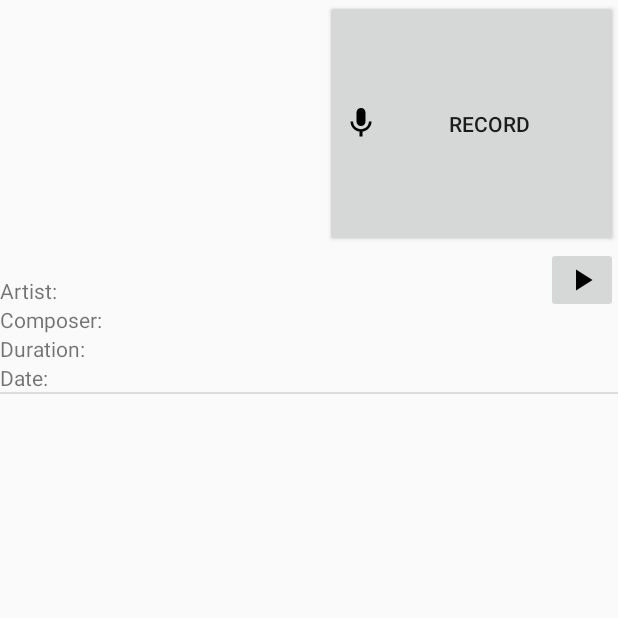
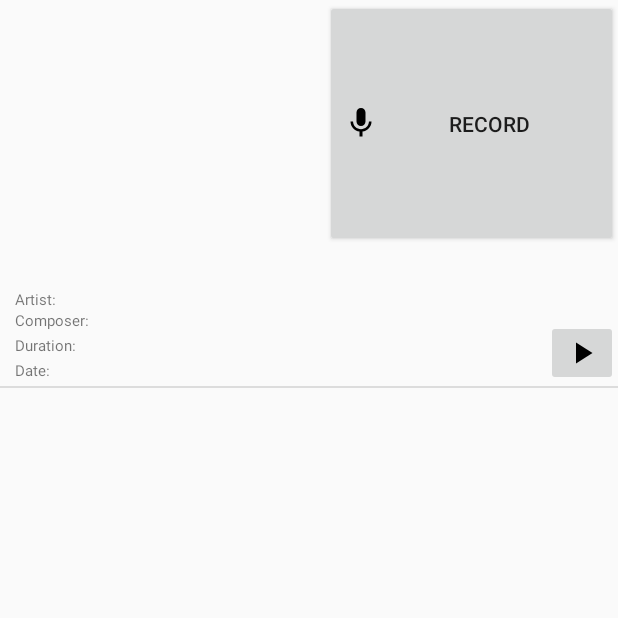
Before and after one commit to rootmos/audio-journal, an Android app: the screen it shows after launch (MainActivity), on a phone screen of 412 x 824 dp, the top half of it. Run offline under Robolectric (Android 15) with nearby library versions, the phone set to English and light mode, and no system bars; libraries missing offline, so code that uses them is left out: com.amazonaws.auth, com.amazonaws.regions, com.amazonaws.services, net.sourceforge.javaflacencoder; 12 statements that could not run were skipped.

Commit message:
Add a little style polish to the sound item layout

```diff
--- a/android/app/src/main/res/layout/sounds_item.xml
+++ b/android/app/src/main/res/layout/sounds_item.xml
@@ -17,11 +17,15 @@
         <TextView
             android:id="@+id/title"
             android:layout_width="wrap_content"
-            android:layout_height="wrap_content" />
+            android:layout_height="wrap_content"
+            android:textSize="16sp" />
 
         <TableLayout
+            android:paddingLeft="10dp"
+            android:paddingTop="3dp"
+            android:paddingBottom="3dp"
             android:layout_width="wrap_content"
-            android:layout_height="wrap_content">
+            android:layout_height="wrap_content" >
 
             <TableRow
                 android:layout_width="match_parent"
@@ -29,12 +33,14 @@
 
                 <TextView
                     android:id="@+id/artistLabel"
+                    style="@style/metadata_label"
                     android:layout_width="wrap_content"
                     android:layout_height="wrap_content"
                     android:text="@string/artist_label" />
 
                 <TextView
                     android:id="@+id/artist"
+                    style="@style/metadata_content"
                     android:layout_width="wrap_content"
                     android:layout_height="match_parent" />
             </TableRow>
@@ -45,12 +51,14 @@
 
                 <TextView
                     android:id="@+id/composerLabel"
+                    style="@style/metadata_label"
                     android:layout_width="wrap_content"
                     android:layout_height="wrap_content"
                     android:text="@string/composer_label" />
 
                 <TextView
                     android:id="@+id/composer"
+                    style="@style/metadata_content"
                     android:layout_width="wrap_content"
                     android:layout_height="wrap_content" />
             </TableRow>
@@ -61,12 +69,14 @@
 
                 <TextView
                     android:id="@+id/durationLabel"
+                    style="@style/metadata_label"
                     android:layout_width="wrap_content"
                     android:layout_height="wrap_content"
                     android:text="@string/duration_label" />
 
                 <TextView
                     android:id="@+id/duration"
+                    style="@style/metadata_content"
                     android:layout_width="wrap_content"
                     android:layout_height="wrap_content" />
             </TableRow>
@@ -77,12 +87,14 @@
 
                 <TextView
                     android:id="@+id/dateLabel"
+                    style="@style/metadata_label"
                     android:layout_width="wrap_content"
                     android:layout_height="wrap_content"
                     android:text="@string/date_label" />
 
                 <TextView
                     android:id="@+id/date"
+                    style="@style/metadata_content"
                     android:layout_width="wrap_content"
                     android:layout_height="wrap_content" />
             </TableRow>
@@ -97,7 +109,7 @@
         android:gravity="end"
         android:orientation="horizontal"
         app:layout_constraintEnd_toEndOf="parent"
-        app:layout_constraintTop_toTopOf="parent">
+        app:layout_constraintBottom_toBottomOf="parent">
 
         <ImageButton
             android:id="@+id/play"
--- a/android/app/src/main/res/values/styles.xml
+++ b/android/app/src/main/res/values/styles.xml
@@ -1,3 +1,12 @@
 <resources>
 	<style name="AppTheme" parent="Theme.AppCompat.Light.NoActionBar" />
+
+	<style name="metadata_label">
+		<item name="android:paddingRight">10dp</item>
+		<item name="android:textSize">10sp</item>
+	</style>
+
+	<style name="metadata_content">
+		<item name="android:textSize">12sp</item>
+	</style>
 </resources>
```
